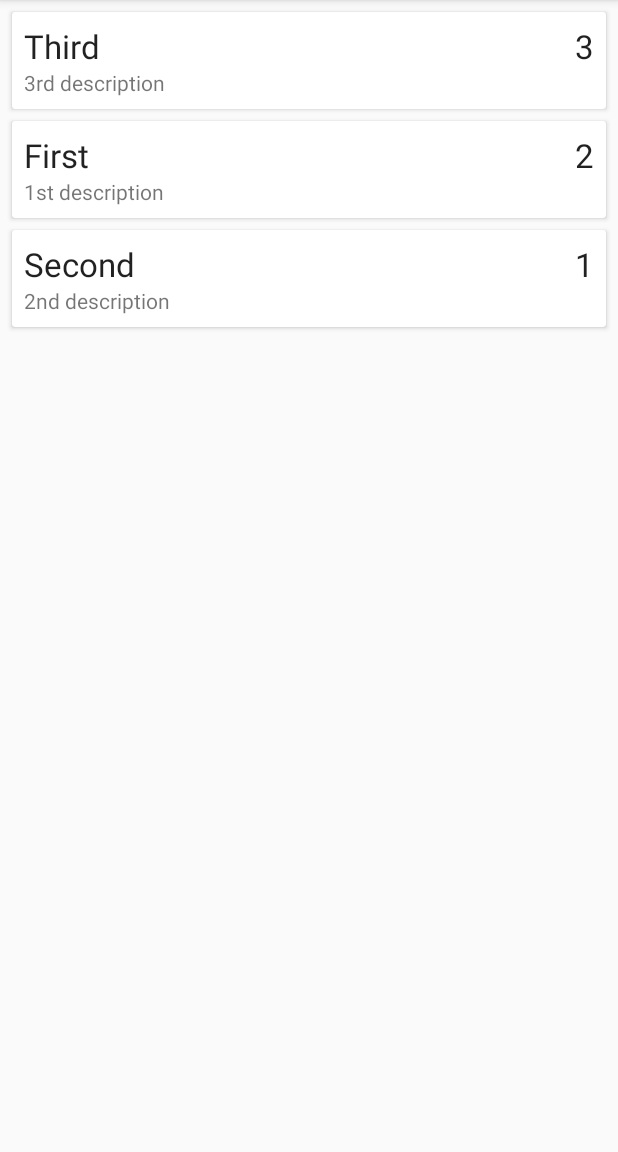
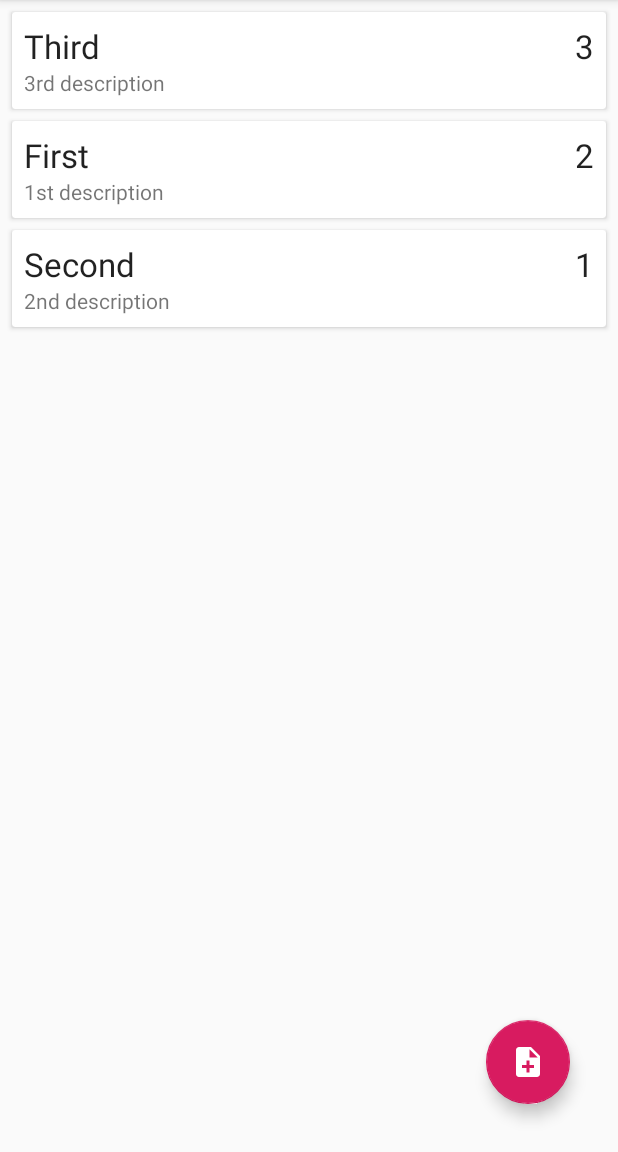
Before and after one commit to ajithr1/Architecture, an Android app: the screen it shows after launch (MainActivity), on a phone screen of 412 x 824 dp, the part 84-1236 px from its top. Run offline under Robolectric (Android 15) with nearby library versions, the phone set to English and light mode, and no system bars; our stand-ins replace Room's generated code.

Commit message:
'Add new note' feature added

```diff
--- a/app/build.gradle
+++ b/app/build.gradle
@@ -28,6 +28,7 @@ dependencies {
     implementation 'com.android.support:design:28.0.0'
     implementation "com.android.support:cardview-v7:28.0.0"
     implementation 'androidx.constraintlayout:constraintlayout:1.1.3'
+    implementation 'androidx.appcompat:appcompat:1.1.0'
     testImplementation 'junit:junit:4.12'
     androidTestImplementation 'androidx.test.ext:junit:1.1.1'
     androidTestImplementation 'androidx.test.espresso:espresso-core:3.2.0'
--- a/app/src/main/AndroidManifest.xml
+++ b/app/src/main/AndroidManifest.xml
@@ -11,7 +11,11 @@
         android:supportsRtl="true"
         android:theme="@style/AppTheme"
         tools:ignore="GoogleAppIndexingWarning">
-        <activity android:name=".MainActivity">
+        <activity android:name=".AddNoteActivity"
+            android:parentActivityName=".MainActivity"
+            tools:targetApi="jelly_bean"/>
+        <activity android:name=".MainActivity"
+            android:launchMode="singleTop">
             <intent-filter>
                 <action android:name="android.intent.action.MAIN" />
 
--- /dev/null
+++ b/app/src/main/res/drawable/ic_cancel_black_24dp.xml
@@ -0,0 +1,5 @@
+<vector android:height="24dp" android:tint="#FFFFFF"
+    android:viewportHeight="24.0" android:viewportWidth="24.0"
+    android:width="24dp" xmlns:android="http://schemas.android.com/apk/res/android">
+    <path android:fillColor="#FF000000" android:pathData="M12,2C6.47,2 2,6.47 2,12s4.47,10 10,10 10,-4.47 10,-10S17.53,2 12,2zM17,15.59L15.59,17 12,13.41 8.41,17 7,15.59 10.59,12 7,8.41 8.41,7 12,10.59 15.59,7 17,8.41 13.41,12 17,15.59z"/>
+</vector>
--- /dev/null
+++ b/app/src/main/res/drawable/ic_note_add.xml
@@ -0,0 +1,5 @@
+<vector android:height="24dp" android:tint="#FFFFFF"
+    android:viewportHeight="24.0" android:viewportWidth="24.0"
+    android:width="24dp" xmlns:android="http://schemas.android.com/apk/res/android">
+    <path android:fillColor="#FF000000" android:pathData="M14,2L6,2c-1.1,0 -1.99,0.9 -1.99,2L4,20c0,1.1 0.89,2 1.99,2L18,22c1.1,0 2,-0.9 2,-2L20,8l-6,-6zM16,16h-3v3h-2v-3L8,16v-2h3v-3h2v3h3v2zM13,9L13,3.5L18.5,9L13,9z"/>
+</vector>
--- /dev/null
+++ b/app/src/main/res/drawable/ic_save_black_24dp.xml
@@ -0,0 +1,5 @@
+<vector android:height="24dp" android:tint="#FFFFFF"
+    android:viewportHeight="24.0" android:viewportWidth="24.0"
+    android:width="24dp" xmlns:android="http://schemas.android.com/apk/res/android">
+    <path android:fillColor="#FF000000" android:pathData="M17,3L5,3c-1.11,0 -2,0.9 -2,2v14c0,1.1 0.89,2 2,2h14c1.1,0 2,-0.9 2,-2L21,7l-4,-4zM12,19c-1.66,0 -3,-1.34 -3,-3s1.34,-3 3,-3 3,1.34 3,3 -1.34,3 -3,3zM15,9L5,9L5,5h10v4z"/>
+</vector>
--- a/app/src/main/res/layout/activity_main.xml
+++ b/app/src/main/res/layout/activity_main.xml
@@ -1,5 +1,5 @@
 <?xml version="1.0" encoding="utf-8"?>
-<androidx.constraintlayout.widget.ConstraintLayout xmlns:android="http://schemas.android.com/apk/res/android"
+<androidx.coordinatorlayout.widget.CoordinatorLayout xmlns:android="http://schemas.android.com/apk/res/android"
     xmlns:app="http://schemas.android.com/apk/res-auto"
     xmlns:tools="http://schemas.android.com/tools"
     android:layout_width="match_parent"
@@ -10,11 +10,14 @@
         android:id="@+id/recycler_view"
         android:layout_width="match_parent"
         android:layout_height="match_parent"
-        app:layout_constraintBottom_toBottomOf="parent"
-        app:layout_constraintEnd_toEndOf="parent"
-        app:layout_constraintStart_toStartOf="parent"
-        app:layout_constraintTop_toTopOf="parent"
-        tools:ignore="MissingConstraints"
         tools:listitem="@layout/note_item" />
 
-</androidx.constraintlayout.widget.ConstraintLayout>
+    <com.google.android.material.floatingactionbutton.FloatingActionButton
+        android:id="@+id/button_add_note"
+        android:layout_width="wrap_content"
+        android:layout_height="wrap_content"
+        android:src="@drawable/ic_note_add"
+        android:layout_gravity="bottom|end"
+        android:layout_margin="32dp"/>
+
+</androidx.coordinatorlayout.widget.CoordinatorLayout>
--- a/app/src/main/res/values/strings.xml
+++ b/app/src/main/res/values/strings.xml
@@ -1,6 +1,7 @@
 <resources>
     <string name="app_name">Architecture</string>
     <string name="_1">1</string>
+    <string name="description">Description</string>
     <string name="title">Title</string>
-    <string name="description">Description</string>
+    <string name="priority">Priority:</string>
 </resources>
```
Also changed, not shown: app/src/main/java/com/example/architecture/AddNoteActivity.java (added, +83 -0 lines), app/src/main/java/com/example/architecture/MainActivity.java (+34 -0 lines), app/src/main/res/layout/activity_add_note.xml (added, +36 -0 lines), app/src/main/res/menu/add_note_menu.xml (added, +9 -0 lines).
